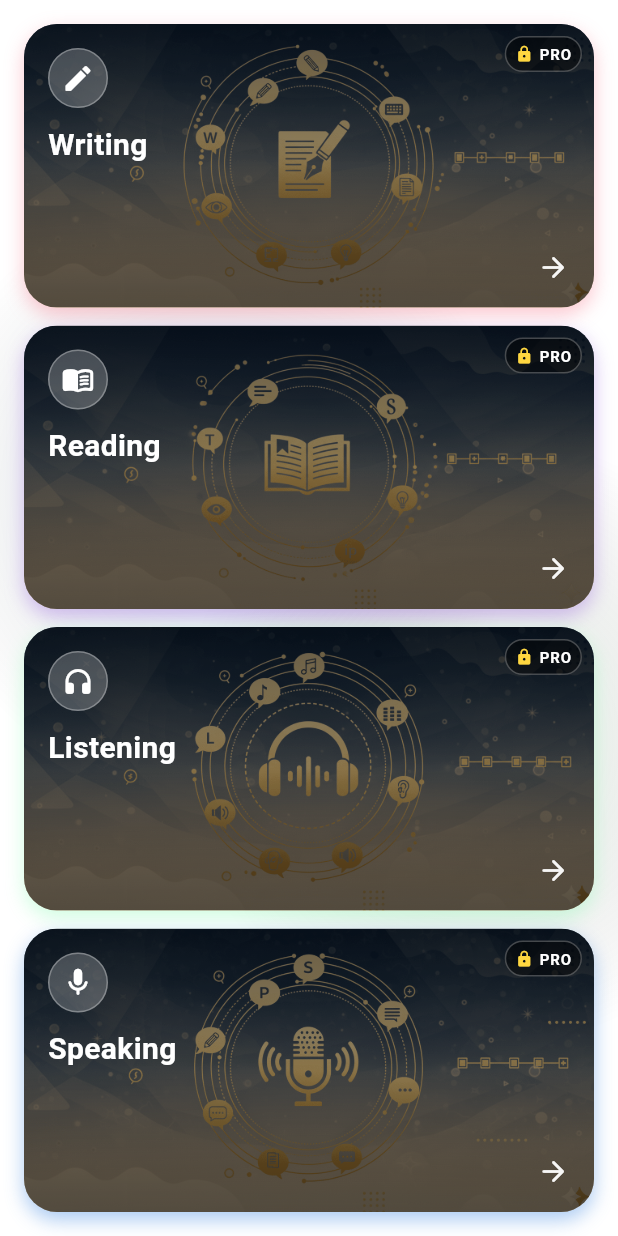
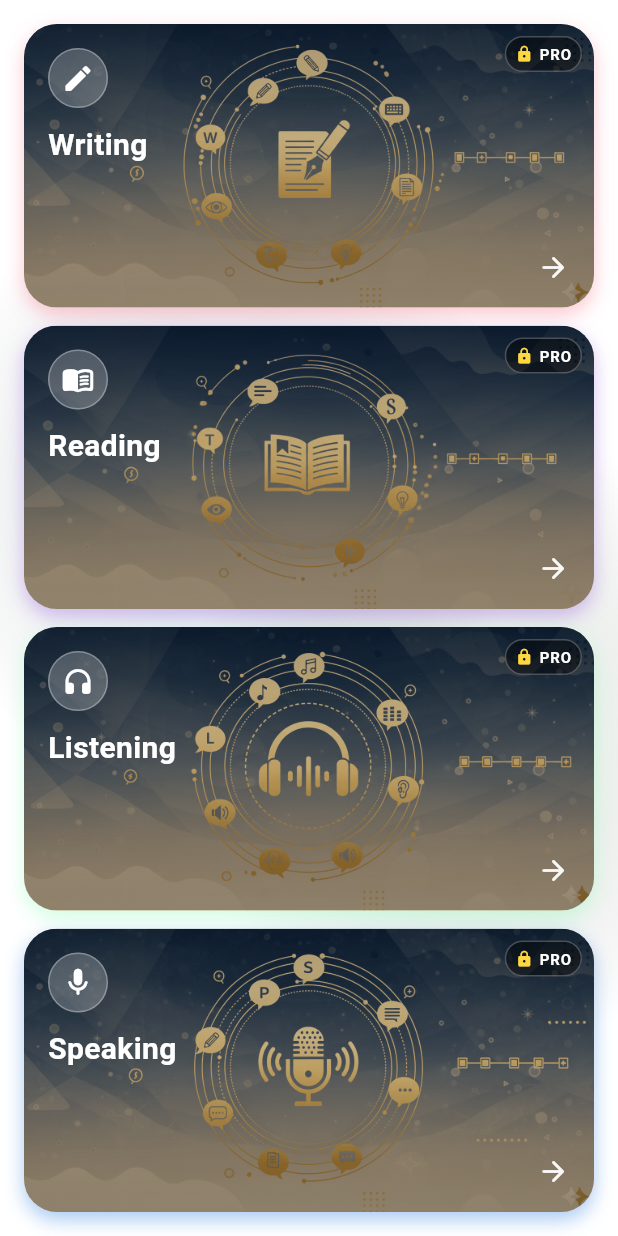
Before and after one commit to Kerim-Personal/mvp-lc, a Flutter app: the PracticeTab screen opened directly, on a phone screen of 412 x 824 dp. Run offline on Flutter 3.47's test engine with Material 3 defaults, Android fonts, the phone set to English and light mode, and no system bars; our stand-ins replace audioplayers, cloud_firestore, cloud_functions, confetti, emoji_picker_flutter, firebase_auth and 14 more; missing offline and left inert: circle_flags, firebase_app_check, google_mlkit_language_id, google_mlkit_translation, purchases_flutter; accounts and stored records are empty; generated files the repository leaves out were written again; project files that could hold a hidden picture were left out.

Commit message:
feat(practice): adjust overlay alpha values for improved visual clarity

```diff
--- a/lib/screens/practice_reading_story_screen.dart
+++ b/lib/screens/practice_reading_story_screen.dart
@@ -199,7 +199,6 @@ class _PracticeReadingStoryScreenState extends State<PracticeReadingStoryScreen>
     try {
       try { await TranslationService.instance.ensureReady(_nativeLanguageCode); } catch (_) {}
       final sent = story.sentences[index];
-    WidgetsBinding.instance.removeObserver(this);
       final tr = await TranslationService.instance.translateFromEnglish(sent, _nativeLanguageCode);
       _translated[index] = tr;
       _showTranslation.add(index);
@@ -210,6 +209,7 @@ class _PracticeReadingStoryScreenState extends State<PracticeReadingStoryScreen>
 
   @override
   void dispose() {
+    WidgetsBinding.instance.removeObserver(this);
     _progressTimer?.cancel();
     _tts.stop();
     // Müziği tekrar başlat
--- a/lib/widgets/discover/practice_tab.dart
+++ b/lib/widgets/discover/practice_tab.dart
@@ -261,8 +261,8 @@ class _PracticeModeCard extends StatelessWidget {
                     ),
                   ),
                 ),
-                // Düzeltme: Linter kurallarına uymak için .withValues() kullanılıyor.
-                Container(color: Colors.black.withValues(alpha: 0.42)),
+                // Daha parlak görünüm için overlay alpha değeri azaltıldı
+                Container(color: Colors.black.withValues(alpha: 0.20)),
                 Positioned.fill(
                   child: IgnorePointer(
                     child: Container(
@@ -271,9 +271,9 @@ class _PracticeModeCard extends StatelessWidget {
                           begin: Alignment.topCenter,
                           end: Alignment.bottomCenter,
                           colors: [
-                            Colors.black.withValues(alpha: 0.30),
+                            Colors.black.withValues(alpha: 0.15),
                             Colors.transparent,
-                            Colors.black.withValues(alpha: 0.40),
+                            Colors.black.withValues(alpha: 0.25),
                           ],
                           stops: const [0, 0.5, 1],
                         ),
```
